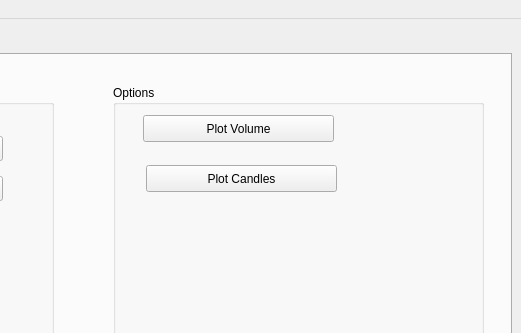
This is MachineBenchMark/UI/Prueba1.ui in aydevosotros/MachineBenchMark as Qt 5 draws it before an edit; both pictures show x 279 to 800 and y 0 to 333 of the 800 by 600 pixel window. The edited form follows.
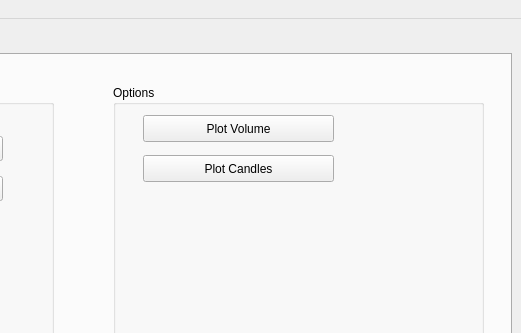
This is the edited form. Custom widgets are drawn as their Qt base class.

Patch:
```diff
--- a/MachineBenchMark/UI/Prueba1.ui
+++ b/MachineBenchMark/UI/Prueba1.ui
@@ -270,8 +270,8 @@
       <widget class="QPushButton" name="pushButton_2">
        <property name="geometry">
         <rect>
-         <x>33</x>
-         <y>80</y>
+         <x>30</x>
+         <y>70</y>
          <width>191</width>
          <height>27</height>
         </rect>
```
Left out of the diff: 2 changed lines with no effect on the pictures.
